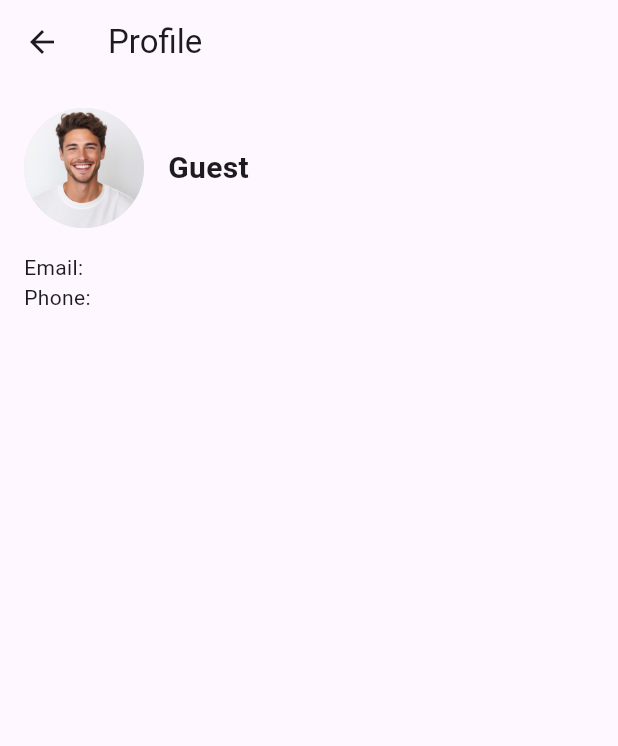
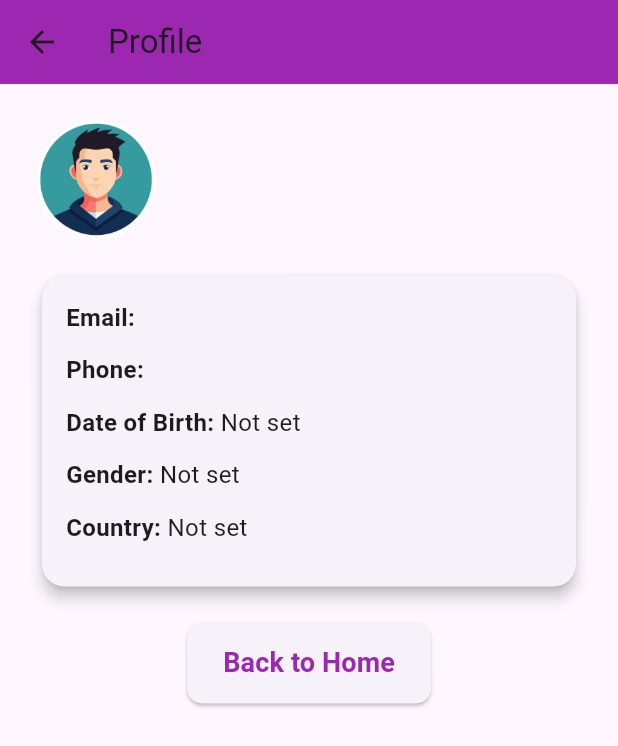
Before and after one commit to Aroba-Dar/eventease, a Flutter app: the HomePage screen opened by its route, item 4 of the bottom bar chosen, on a phone screen of 412 x 824 dp. Shown: the top 746 px of the screen. Run offline on Flutter 3.47's test engine with Material 3 defaults, Android fonts, the phone set to English and light mode, and no system bars; our stand-ins replace carousel_slider, location, permission_handler, qr_flutter, shared_preferences; missing offline and left inert: add_2_calendar, flutter_stripe; accounts and stored records are empty; network calls fail; Roboto replaces fonts that are missing (Arial).

```diff
--- a/lib/payment_selection_page.dart
+++ b/lib/payment_selection_page.dart
@@ -62,8 +62,7 @@ class _PaymentSelectionPageState extends State<PaymentSelectionPage> {
                   const SizedBox(height: 10),
                   _buildPaymentOption(2, "JazzCash", Icons.money),
                   const SizedBox(height: 10),
-                  _buildPaymentOption(
-                      3, "Credit Card (Stripe)", Icons.credit_card),
+                  _buildPaymentOption(3, "Credit Card", Icons.credit_card),
                   const SizedBox(height: 20),
                   if (_selectedPaymentMethod == 3)
                     Padding(
--- a/lib/profile_page.dart
+++ b/lib/profile_page.dart
@@ -1,6 +1,4 @@
-import 'dart:convert';
 import 'package:flutter/material.dart';
-import 'package:http/http.dart' as http;
 import 'package:shared_preferences/shared_preferences.dart';
 
 class ProfilePage extends StatefulWidget {
@@ -11,92 +9,150 @@ class ProfilePage extends StatefulWidget {
 }
 
 class _ProfilePageState extends State<ProfilePage> {
-  String displayName = 'Guest';
-  String gender = 'male';
+  String firstName = '';
+  String lastName = '';
   String email = '';
+  String gender = '';
+  String country = '';
   String phone = '';
-  bool isGuest = true;
+  String dateOfBirth = '';
+  String avatarUrl = ''; // Placeholder for user avatar
 
   @override
   void initState() {
     super.initState();
-    loadUserData();
+    _loadUserProfile();
   }
 
-  Future<void> loadUserData() async {
+  // Method to load user profile data from SharedPreferences
+  // Method to load user profile data from SharedPreferences
+  _loadUserProfile() async {
     final prefs = await SharedPreferences.getInstance();
-    final savedEmail = prefs.getString('email');
-    final guest = prefs.getBool('isGuest') ?? true;
+
+    if (!mounted) return; // Prevent calling setState if widget is disposed
+
     setState(() {
-      isGuest = guest;
+      firstName = prefs.getString('firstName') ?? '';
+      lastName = prefs.getString('lastName') ?? '';
+      email = prefs.getString('userEmail') ?? '';
+      gender = prefs.getString('gender') ?? 'Not set';
+      country = prefs.getString('country') ?? 'Not set';
+      phone = prefs.getString('userPhone') ?? 'Not set';
+      dateOfBirth = prefs.getString('dateOfBirth') ?? 'Not set';
+
+      if (gender.toLowerCase() == 'male') {
+        avatarUrl = 'assets/images/male.jpeg';
+      } else if (gender.toLowerCase() == 'female') {
+        avatarUrl = 'assets/images/female.jpeg';
+      } else {
+        avatarUrl = 'assets/images/male.jpeg'; // default fallback
+      }
     });
-
-    if (!guest && savedEmail != null) {
-      fetchUserData(savedEmail);
-    } else {
-      setGuestUser();
-    }
-  }
-
-  void setGuestUser() {
-    setState(() {
-      displayName = 'Guest';
-      gender = 'male';
-      email = '';
-      phone = '';
-    });
-  }
-
-  Future<void> fetchUserData(String email) async {
-    final url = Uri.parse('http://10.20.6.65:8081/users/email/$email');
-    try {
-      final response = await http.get(url);
-      if (response.statusCode == 200) {
-        final user = jsonDecode(response.body);
-        setState(() {
-          displayName = '${user['firstName']} ${user['lastName']}';
-          gender = user['gender'] ?? 'male';
-          email = user['email'];
-          phone = user['phone'];
-        });
-      } else {
-        setGuestUser();
-      }
-    } catch (e) {
-      setGuestUser();
-    }
   }
 
   @override
   Widget build(BuildContext context) {
     return Scaffold(
-      appBar: AppBar(title: const Text('Profile')),
+      appBar: AppBar(
+        title: const Text("Profile"),
+        backgroundColor:
+            const Color(0xFF9C27B0), // Using the same primary color
+      ),
       body: Padding(
-        padding: const EdgeInsets.all(16.0),
+        padding: const EdgeInsets.all(24),
         child: Column(
           crossAxisAlignment: CrossAxisAlignment.start,
           children: [
+            // Avatar and Name Row
             Row(
               children: [
                 CircleAvatar(
-                  backgroundImage: gender == 'female'
-                      ? AssetImage('assets/images/organizer.jpg')
-                      : AssetImage('assets/images/profile_image.jpg'),
                   radius: 40,
+                  backgroundImage: AssetImage(avatarUrl),
                 ),
                 const SizedBox(width: 16),
-                Text(displayName,
-                    style: const TextStyle(
-                        fontSize: 20, fontWeight: FontWeight.bold)),
+                Text(
+                  '$firstName $lastName',
+                  style: TextStyle(
+                    fontSize: 24,
+                    fontWeight: FontWeight.bold,
+                    color: Colors.black,
+                  ),
+                ),
               ],
             ),
-            const SizedBox(height: 16),
-            Text('Email: $email'),
-            Text('Phone: $phone'),
-            // Add more user details if needed
+            const SizedBox(
+                height: 20), // Space between name and profile details
+
+            // Profile Details Card
+            Card(
+              elevation: 4,
+              shape: RoundedRectangleBorder(
+                borderRadius: BorderRadius.circular(15),
+              ),
+              child: Padding(
+                padding: const EdgeInsets.all(16.0),
+                child: Column(
+                  crossAxisAlignment: CrossAxisAlignment.start,
+                  children: [
+                    _buildProfileInfo("Email", email),
+                    _buildProfileInfo("Phone", phone),
+                    _buildProfileInfo("Date of Birth", dateOfBirth),
+                    _buildProfileInfo("Gender", gender),
+                    _buildProfileInfo("Country", country),
+                  ],
+                ),
+              ),
+            ),
+            const SizedBox(height: 20),
+
+            // Back to Home Button
+            Center(
+              child: ElevatedButton(
+                style: ElevatedButton.styleFrom(
+                  // backgroundColor: Color(0xFF9C27B0),
+                  padding:
+                      const EdgeInsets.symmetric(vertical: 14, horizontal: 24),
+                  shape: RoundedRectangleBorder(
+                    borderRadius: BorderRadius.circular(10),
+                  ),
+                ),
+                onPressed: () {
+                  Navigator.pushReplacementNamed(context, '/home');
+                },
+                child: const Text(
+                  'Back to Home',
+                  style: TextStyle(
+                      color: Color(0xFF9C27B0),
+                      fontSize: 18,
+                      fontWeight: FontWeight.bold),
+                ),
+              ),
+            ),
           ],
         ),
       ),
     );
   }
+
+  // Helper method to build profile info row
+  Widget _buildProfileInfo(String label, String value) {
+    return Padding(
+      padding: const EdgeInsets.only(bottom: 12.0),
+      child: Row(
+        children: [
+          Text(
+            '$label: ',
+            style: const TextStyle(fontWeight: FontWeight.bold, fontSize: 16),
+          ),
+          Expanded(
+            child: Text(
+              value,
+              style: const TextStyle(fontSize: 16),
+            ),
+          ),
+        ],
+      ),
+    );
+  }
 }
--- a/lib/review_summary_page.dart
+++ b/lib/review_summary_page.dart
@@ -90,7 +90,8 @@ class _ReviewSummaryPageState extends State<ReviewSummaryPage> {
                                         CrossAxisAlignment.start,
                                     children: [
                                       Text(
-                                        widget.event['title'] ?? 'Event',
+                                        widget.event['title'] ??
+                                            'Startup Funding Workshop - Karachi',
                                         style: const TextStyle(
                                             fontSize: 18,
                                             fontWeight: FontWeight.bold),
```
Also changed, not shown: lib/auth/login.dart (+8 -0 lines), lib/favourite_page.dart (added, +109 -0 lines), lib/home_page.dart (+34 -2 lines), pubspec.lock, 125 other files.
